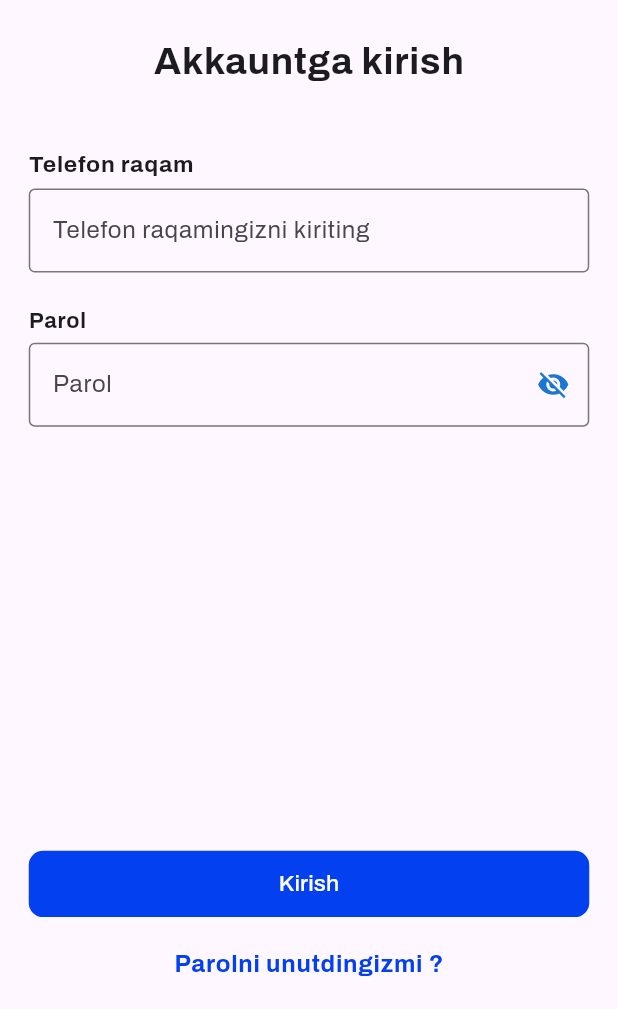
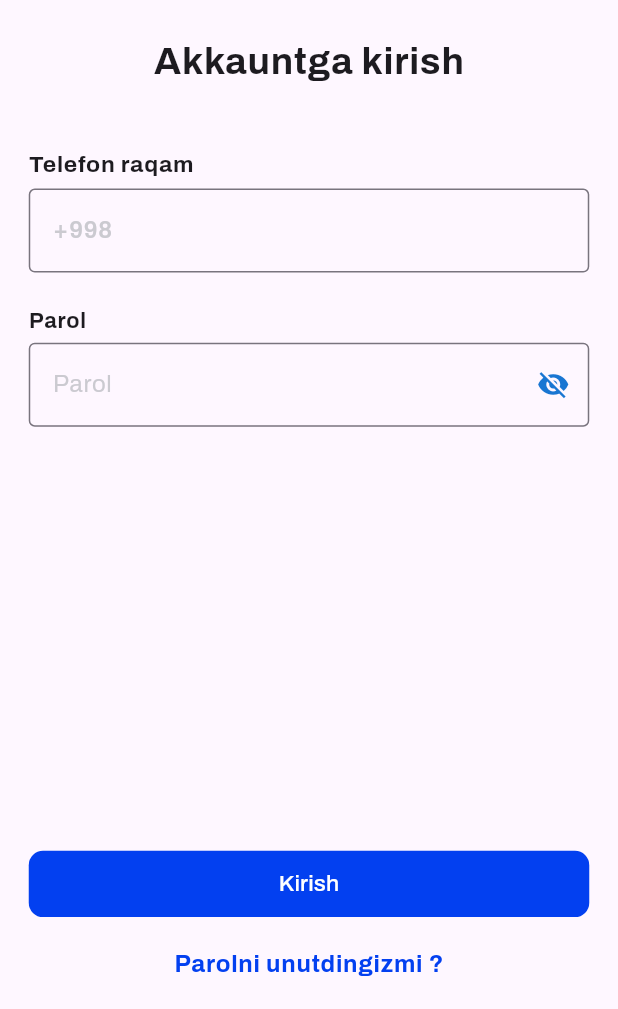
Before and after one commit to Elyor-git/rivoj_uz, a Flutter app: the screen it shows after launch, on a phone screen of 412 x 824 dp, the part 227-1236 px from its top. Run offline on Flutter 3.47's test engine with Material 3 defaults, Android fonts, the light colour scheme and no system bars; our stand-ins replace bloc, dio, equatable, flutter_bloc, flutter_screenutil, image_picker and 3 more.

Commit message:
elyor added some changes

```diff
--- a/lib/common/const/config.dart
+++ b/lib/common/const/config.dart
@@ -1,5 +1,5 @@
 class Config {
-  static const String baseUrl = 'https://104.248.154.0:8080';
+  static const String baseUrl = 'http://104.248.154.0:8080';
   static const String signIn = "/auth/sign-in";
 
   static const headers = {
--- a/lib/common/model/user_model/user_model.dart
+++ b/lib/common/model/user_model/user_model.dart
@@ -1,9 +1,6 @@
-import 'package:flutter/foundation.dart';
-import 'attendance_list_model.dart';
-import 'discoun_list_model.dart';
-
 class UserModel {
   const UserModel({
+    required this.id,
     required this.name,
     required this.surname,
     required this.avatar,
@@ -21,6 +18,7 @@ class UserModel {
     // required this.discountList,
   });
 
+  final String id;
   final String name;
   final String surname;
   final String? avatar;
@@ -38,6 +36,7 @@ class UserModel {
   // final List<DiscountList> discountList;
 
   factory UserModel.fromJson(Map<String, Object?> json) => UserModel(
+        id: json['id'] as String? ?? "",
         name: json['name'] as String? ?? "",
         surname: json['surname'] as String? ?? "",
         avatar: json['avatar'] as String? ?? "",
@@ -86,12 +85,14 @@ class UserModel {
   //     };
 
   UserModel copyWith({
+    String? id,
     String? name,
     String? surname,
     String? avatar,
     String? phoneNumber,
     String? password,
     String? birth,
+
     // String? subject,
     // int? currentModule,
     // int? currentLesson,
@@ -102,6 +103,7 @@ class UserModel {
     // List<DiscountList>? discountList,
   }) =>
       UserModel(
+        id: id ?? this.id,
         name: name ?? this.name,
         surname: surname ?? this.surname,
         avatar: avatar ?? this.avatar,
@@ -127,7 +129,8 @@ class UserModel {
         other.avatar == avatar &&
         other.phoneNumber == phoneNumber &&
         other.birth == birth &&
-        other.password == password;
+        other.password == password &&
+        other.id == id;
     // other.birthday == birthday &&
     // other.subject == subject &&
     // other.currentModule == currentModule &&
@@ -146,7 +149,8 @@ class UserModel {
       avatar.hashCode ^
       phoneNumber.hashCode ^
       password.hashCode ^
-      birth.hashCode;
+      birth.hashCode ^
+      id.hashCode;
 
   // birthday.hashCode ^
   // subject.hashCode ^
@@ -165,7 +169,8 @@ class UserModel {
       'avatar: $avatar,'
       'phoneNumber: $phoneNumber,'
       'password: $password,'
-      'birth : $birth'
+      'birth : $birth,'
+      'id: $id,'
       // 'birthday: $birthday,'
       // 'subject: $subject,'
       // 'currentModule: $currentModule,'
--- a/lib/feature/auth/service/validation_helper.dart
+++ b/lib/feature/auth/service/validation_helper.dart
@@ -7,9 +7,9 @@ class ValidationHelper {
   const ValidationHelper._();
 
   static final _phoneMaskFormatter = MaskTextInputFormatter(
-    mask: '(##) ###-##-##',
+    mask: '+998 (##) ###-##-##',
     filter: {"#": RegExp(r'[0-9]')},
-    type: MaskAutoCompletionType.lazy,
+    type: MaskAutoCompletionType.eager,
   );
 
   static void phoneNumberAndPassword({
--- a/lib/feature/auth/ui/login_screen.dart
+++ b/lib/feature/auth/ui/login_screen.dart
@@ -1,4 +1,3 @@
-import 'package:dio/dio.dart';
 import 'package:flutter_bloc/flutter_bloc.dart';
 import 'package:rivoj_uz_project/common/style/app_icons.dart';
 import 'package:rivoj_uz_project/common/utils/custom_extension.dart';
@@ -8,14 +7,11 @@ import 'package:rivoj_uz_project/feature/auth/bloc/obscure_bloc/obscure_bloc.dar
 import 'package:rivoj_uz_project/feature/auth/bloc/obscure_bloc/obscure_event.dart';
 import 'package:rivoj_uz_project/feature/auth/bloc/obscure_bloc/obscure_states.dart';
 import 'package:rivoj_uz_project/feature/auth/constants/login_constants.dart';
-import 'package:rivoj_uz_project/feature/auth/repository/login_repository.dart';
 import 'package:rivoj_uz_project/feature/auth/service/validation_helper.dart';
+import 'package:rivoj_uz_project/feature/auth/tools/file_importers.dart';
 import 'package:rivoj_uz_project/feature/auth/ui/widget/custom_button.dart';
 import 'package:rivoj_uz_project/feature/auth/ui/widget/forgot_password_screen.dart';
 import 'package:rivoj_uz_project/feature/home_page/home_page.dart';
-
-import '../../../common/const/config.dart';
-import '../tools/file_importers.dart';
 
 class LoginScreen extends StatefulWidget {
   const LoginScreen({super.key});
@@ -72,29 +68,19 @@ class _LoginScreenState extends State<LoginScreen> {
                 TextFormField(
                   onChanged: (value) => phoneNumber = value,
                   keyboardType: TextInputType.number,
-                  //inputFormatters: [ValidationHelper.phoneMaskFormatter],
+                  inputFormatters: [ValidationHelper.phoneMaskFormatter],
                   style: const TextStyle(
                     color: AppColors.black,
                     fontWeight: FontWeight.w600,
                   ),
-                  decoration: InputDecoration(
-                    labelText: LoginConstants.enterPhoneNumber,
-                    prefix: const Text(
-                      '+998 ',
-                      style: TextStyle(color: AppColors.black),
+                  decoration: const InputDecoration(
+                    hintText: "+998",
+                    hintStyle: TextStyle(color: AppColors.darkGrey54),
+                    border: OutlineInputBorder(
+                      borderSide: BorderSide(color: AppColors.lightGrey),
                     ),
-                    hintStyle: const TextStyle(
-                      color: AppColors.darkGrey54,
-                    ),
-                    border: const OutlineInputBorder(
-                      borderSide: BorderSide(
-                        color: AppColors.lightGrey,
-                      ),
-                    ),
-                    focusedBorder: const OutlineInputBorder(
-                      borderSide: BorderSide(
-                        color: AppColors.mainBlue,
-                      ),
+                    focusedBorder: OutlineInputBorder(
+                      borderSide: BorderSide(color: AppColors.mainBlue),
                     ),
                   ),
                 ),
@@ -113,19 +99,13 @@ class _LoginScreenState extends State<LoginScreen> {
                       onChanged: (value) => password = value,
                       obscureText: state.isObscure,
                       decoration: InputDecoration(
-                        labelText: LoginConstants.password,
-                        hintStyle: const TextStyle(
-                          color: AppColors.darkGrey54,
-                        ),
+                        hintText: LoginConstants.password,
+                        hintStyle: const TextStyle(color: AppColors.darkGrey54),
                         border: const OutlineInputBorder(
-                          borderSide: BorderSide(
-                            color: AppColors.lightGrey,
-                          ),
+                          borderSide: BorderSide(color: AppColors.lightGrey),
                         ),
                         focusedBorder: const OutlineInputBorder(
-                          borderSide: BorderSide(
-                            color: AppColors.mainBlue,
-                          ),
+                          borderSide: BorderSide(color: AppColors.mainBlue),
                         ),
                         suffixIcon: IconButton(
                           icon: Icon(
@@ -174,7 +154,7 @@ class _LoginScreenState extends State<LoginScreen> {
                           successCompletion: () {
                             context.read<LoginBloc>().add(
                                   LoginApi(
-                                    phoneNumber: phoneNumber,
+                                    phoneNumber: "+998${ValidationHelper.phoneMaskFormatter.getUnmaskedText()}",
                                     password: password,
                                   ),
                                 );
```
